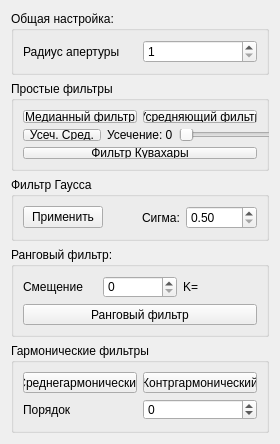
Above: simpleaver.ui from dive155/SmartImage before the change. Below: the same form after it.
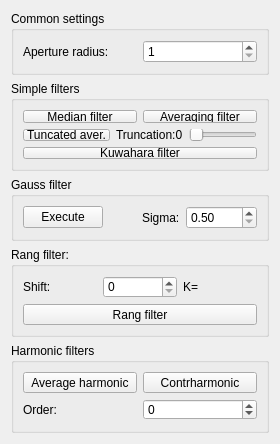
That is the form after the change.

```diff
--- a/simpleaver.ui
+++ b/simpleaver.ui
@@ -29,13 +29,13 @@
    <item>
     <widget class="QGroupBox" name="groupBox">
      <property name="title">
-      <string>Общая настройка:</string>
+      <string>Common settings</string>
      </property>
      <layout class="QHBoxLayout" name="horizontalLayout_3">
       <item>
        <widget class="QLabel" name="label_7">
         <property name="text">
-         <string>Радиус апертуры</string>
+         <string>Aperture radius:</string>
         </property>
        </widget>
       </item>
@@ -55,7 +55,7 @@
    <item>
     <widget class="QGroupBox" name="groupBox_2">
      <property name="title">
-      <string>Простые фильтры</string>
+      <string>Simple filters</string>
      </property>
      <layout class="QVBoxLayout" name="verticalLayout_3">
       <item>
@@ -63,14 +63,14 @@
         <item>
          <widget class="QPushButton" name="pushButton_4">
           <property name="text">
-           <string>Медианный фильтр</string>
+           <string>Median filter</string>
           </property>
          </widget>
         </item>
         <item>
          <widget class="QPushButton" name="pushButton_6">
           <property name="text">
-           <string>Усредняющий фильтр</string>
+           <string>Averaging filter</string>
           </property>
          </widget>
         </item>
@@ -81,14 +81,14 @@
         <item>
          <widget class="QPushButton" name="cutAverBut">
           <property name="text">
-           <string>Усеч. Сред.</string>
+           <string>Tuncated aver.</string>
           </property>
          </widget>
         </item>
         <item>
          <widget class="QLabel" name="cut_Label">
           <property name="text">
-           <string>Усечение: 0</string>
+           <string>Truncation:0</string>
           </property>
          </widget>
         </item>
@@ -96,10 +96,16 @@
          <widget class="QSlider" name="horizontalSlider">
           <property name="minimumSize">
            <size>
-            <width>100</width>
+            <width>0</width>
             <height>0</height>
            </size>
           </property>
+          <property name="maximumSize">
+           <size>
+            <width>73</width>
+            <height>16777215</height>
+           </size>
+          </property>
           <property name="maximum">
            <number>4</number>
           </property>
@@ -113,7 +119,7 @@
       <item>
        <widget class="QPushButton" name="cuvBut">
         <property name="text">
-         <string>Фильтр Кувахары</string>
+         <string>Kuwahara filter</string>
         </property>
        </widget>
       </item>
@@ -123,7 +129,7 @@
    <item>
     <widget class="QGroupBox" name="groupBox_5">
      <property name="title">
-      <string>Фильтр Гаусса</string>
+      <string>Gauss filter</string>
      </property>
      <layout class="QVBoxLayout" name="verticalLayout_2">
       <item>
@@ -131,14 +137,14 @@
         <item>
          <widget class="QPushButton" name="gausBut">
           <property name="text">
-           <string>Применить</string>
+           <string>Execute</string>
           </property>
          </widget>
         </item>
         <item alignment="Qt::AlignRight">
          <widget class="QLabel" name="label">
           <property name="text">
-           <string>Сигма:</string>
+           <string>Sigma:</string>
           </property>
          </widget>
         </item>
@@ -163,7 +169,7 @@
    <item>
     <widget class="QGroupBox" name="groupBox_3">
      <property name="title">
-      <string>Ранговый фильтр:</string>
+      <string>Rang filter:</string>
      </property>
      <layout class="QHBoxLayout" name="horizontalLayout_5">
       <item>
@@ -173,7 +179,7 @@
           <item>
            <widget class="QLabel" name="label_8">
             <property name="text">
-             <string>Смещение</string>
+             <string>Shift:</string>
             </property>
            </widget>
           </item>
@@ -194,7 +200,7 @@
           <item>
            <widget class="QPushButton" name="pushButton_5">
             <property name="text">
-             <string>Ранговый фильтр</string>
+             <string>Rang filter</string>
             </property>
            </widget>
           </item>
@@ -208,7 +214,7 @@
    <item>
     <widget class="QGroupBox" name="groupBox_4">
      <property name="title">
-      <string>Гармонические фильтры</string>
+      <string>Harmonic filters</string>
      </property>
      <layout class="QHBoxLayout" name="horizontalLayout_6">
       <item>
@@ -218,7 +224,7 @@
           <item>
            <widget class="QLabel" name="label_9">
             <property name="text">
-             <string>Порядок</string>
+             <string>Order:</string>
             </property>
            </widget>
           </item>
@@ -227,14 +233,14 @@
         <item row="1" column="0">
          <widget class="QPushButton" name="pushButtonGarm1">
           <property name="text">
-           <string>Среднегармонический</string>
+           <string>Average harmonic</string>
           </property>
          </widget>
         </item>
         <item row="1" column="1">
          <widget class="QPushButton" name="pushButtonGarm2">
           <property name="text">
-           <string>Контргармонический</string>
+           <string>Contrharmonic</string>
           </property>
          </widget>
         </item>
```
